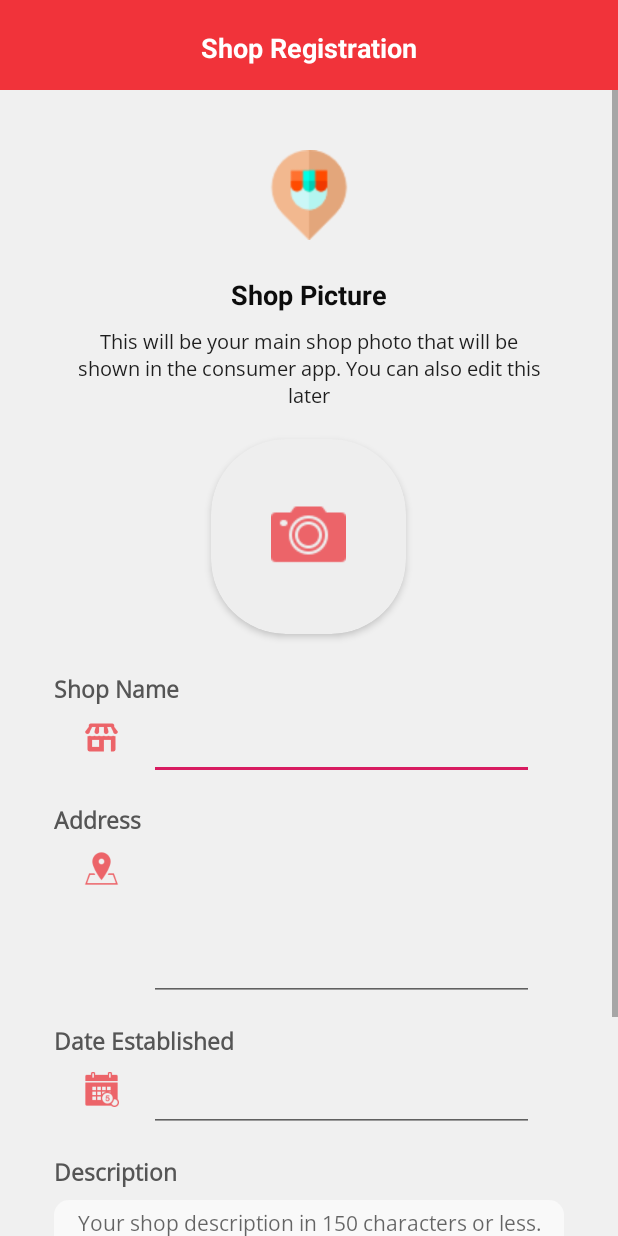
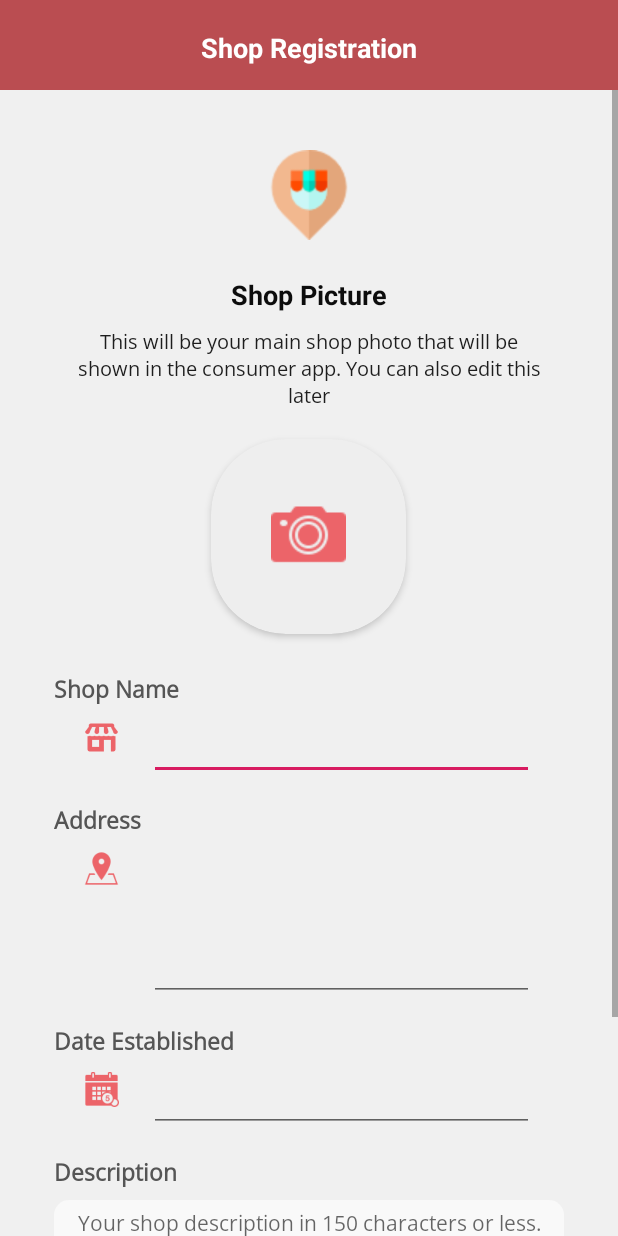
Before and after one commit to ElevinTech/MotorBroShop, an Android app: the RegisterShop screen opened directly, with no data from a screen before it, on a phone screen of 412 x 824 dp. Run offline under Robolectric (Android 15) with nearby library versions, the phone set to English and light mode, and no system bars; our stand-ins replace Firebase (no records; nobody signed in at launch, a user with empty details on screens opened directly); libraries missing offline, so code that uses them is left out: com.github.florent37.runtimepermission; pictures from the network do not load.

Commit message:
- New primary color for register shop

```diff
--- a/app/src/main/res/layout/activity_register_shop.xml
+++ b/app/src/main/res/layout/activity_register_shop.xml
@@ -10,7 +10,7 @@
         android:id="@+id/toolbar"
         android:layout_width="match_parent"
         android:layout_height="60dp"
-        android:background="#F1333A"
+        android:background="@color/colorPrimary"
         app:layout_constraintEnd_toEndOf="parent"
         app:layout_constraintStart_toStartOf="parent"
         app:layout_constraintTop_toTopOf="parent">
```
